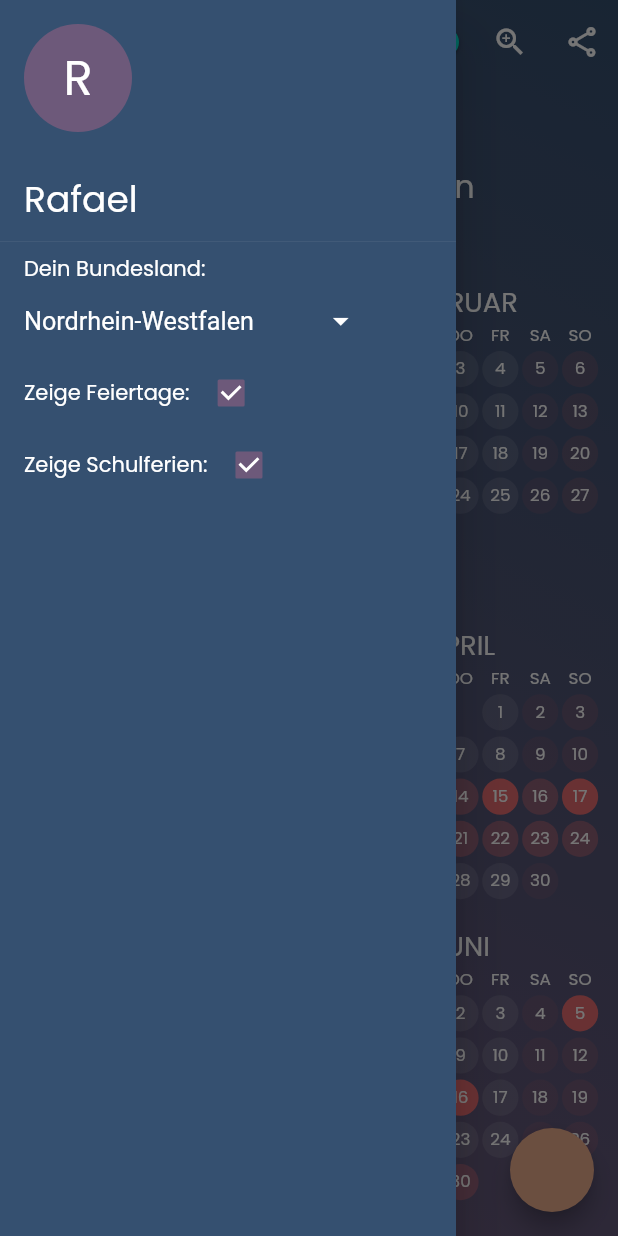
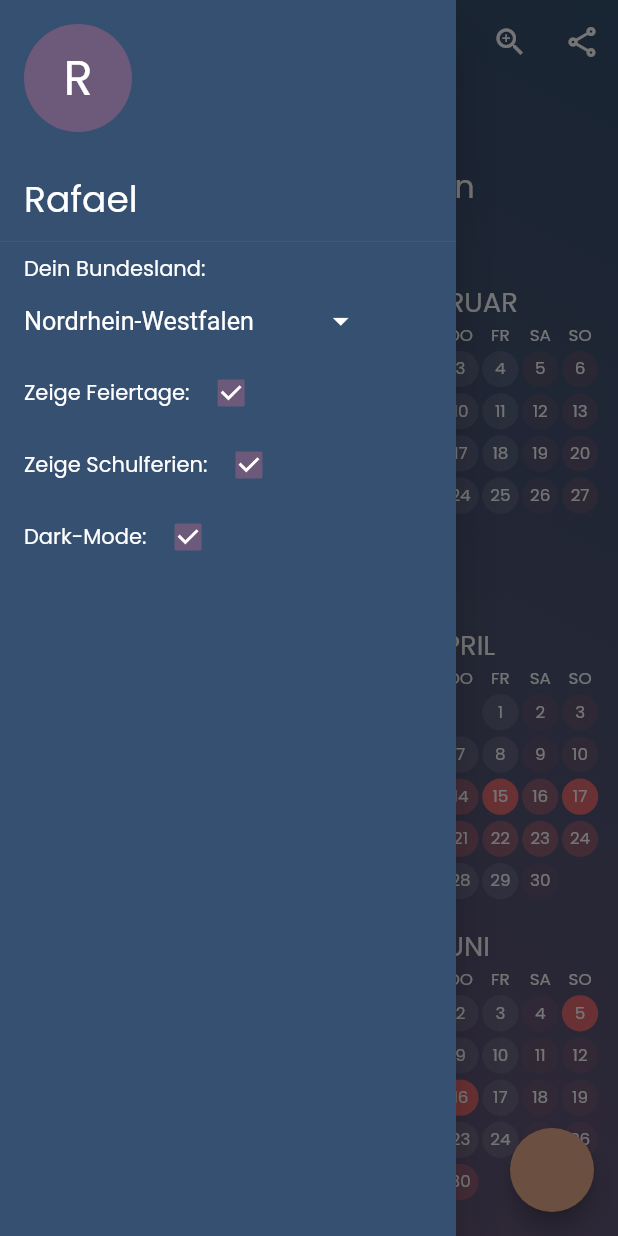
Before and after one commit to RootITUp/vacationplanner, a Flutter app: the screen it shows after launch, with the side drawer open, on a phone screen of 412 x 824 dp. Run offline on Flutter 3.47's test engine with Material 2 defaults, Android fonts, the phone set to English and light mode, and no system bars; our stand-ins replace equatable, flutter_bloc; missing offline and left inert: global_configuration.

Commit message:
[~] changed position of theme switch checkbox

```diff
--- a/lib/main.dart
+++ b/lib/main.dart
@@ -93,7 +93,7 @@ class _MyHomePageState extends State<MyHomePage> {
   int restPaidLeaveDays = 0;
 
   final _formKey = GlobalKey<FormState>();
-  GlobalKey<ScaffoldState> _scaffoldKey = GlobalKey<ScaffoldState>();
+  final GlobalKey<ScaffoldState> _scaffoldKey = GlobalKey<ScaffoldState>();
 
   @override
   Widget build(BuildContext context) {
@@ -107,21 +107,21 @@ class _MyHomePageState extends State<MyHomePage> {
                 colors: [
                   (Provider.of<ThemeProvider>(context).themeMode ==
                           ThemeMode.dark)
-                      ? Color(0xFF355070)
+                      ? const Color(0xFF355070)
                       : Colors.white,
                   (Provider.of<ThemeProvider>(context).themeMode ==
                           ThemeMode.dark)
-                      ? Color(0xFF6d597a)
+                      ? const Color(0xFF6d597a)
                       : Colors.white,
                 ],
-                begin: FractionalOffset(1.0, 0.0),
-                end: FractionalOffset(0.0, 1.0),
+                begin: const FractionalOffset(1.0, 0.0),
+                end: const FractionalOffset(0.0, 1.0),
               ),
             ),
             child: Scaffold(
               key: _scaffoldKey,
               floatingActionButton: FloatingActionButton(
-                backgroundColor: Color(0xffeaac8b),
+                backgroundColor: const Color(0xffeaac8b),
                 onPressed: () {
                   setState(() {});
                   showDialog(
@@ -131,7 +131,7 @@ class _MyHomePageState extends State<MyHomePage> {
                         backgroundColor:
                             (Provider.of<ThemeProvider>(context).themeMode ==
                                     ThemeMode.dark)
-                                ? Color(0xffeaac8b)
+                                ? const Color(0xffeaac8b)
                                 : Colors.white,
                         title: const Text("Konfiguration"),
                         children: [
@@ -146,7 +146,7 @@ class _MyHomePageState extends State<MyHomePage> {
                                       child: Padding(
                                         padding: const EdgeInsets.all(16),
                                         child: TextFormField(
-                                          cursorColor: Color(0xFF6d597a),
+                                          cursorColor: const Color(0xFF6d597a),
                                           initialValue: GlobalConfiguration()
                                               .getValue("maxLeaveDays")
                                               .toString(),
@@ -159,7 +159,7 @@ class _MyHomePageState extends State<MyHomePage> {
                                           },
                                           decoration: const InputDecoration(
                                             border: OutlineInputBorder(
-                                                borderSide: const BorderSide(
+                                                borderSide: BorderSide(
                                               color: Color(0xFF6d597a),
                                             )),
                                             enabledBorder: OutlineInputBorder(
@@ -195,7 +195,7 @@ class _MyHomePageState extends State<MyHomePage> {
                                           initialValue: 0.toString(),
                                           decoration: const InputDecoration(
                                             border: OutlineInputBorder(
-                                                borderSide: const BorderSide(
+                                                borderSide: BorderSide(
                                               color: Color(0xFF6d597a),
                                             )),
                                             enabledBorder: OutlineInputBorder(
@@ -234,7 +234,7 @@ class _MyHomePageState extends State<MyHomePage> {
                                     alignment: Alignment.bottomRight,
                                     child: ElevatedButton(
                                       style: ElevatedButton.styleFrom(
-                                          primary: Color(0xFF6d597a)),
+                                          primary: const Color(0xFF6d597a)),
                                       onPressed: () {
                                         Navigator.pop(context);
                                         final form = _formKey.currentState;
@@ -274,13 +274,13 @@ class _MyHomePageState extends State<MyHomePage> {
                 backgroundColor:
                     (Provider.of<ThemeProvider>(context).themeMode ==
                             ThemeMode.dark)
-                        ? Color(0xFF355070)
+                        ? const Color(0xFF355070)
                         : Colors.white,
                 child: ListView(
                   padding: EdgeInsets.zero,
                   children: [
                     UserAccountsDrawerHeader(
-                      currentAccountPicture: CircleAvatar(
+                      currentAccountPicture: const CircleAvatar(
                         backgroundColor: Color(0xFF6d597a),
                         child: Text(
                           "R",
@@ -304,7 +304,7 @@ class _MyHomePageState extends State<MyHomePage> {
                       decoration: BoxDecoration(
                         color: (Provider.of<ThemeProvider>(context).themeMode ==
                                 ThemeMode.dark)
-                            ? Color(0xFF355070)
+                            ? const Color(0xFF355070)
                             : Colors.white,
                       ),
                     ),
@@ -330,7 +330,7 @@ class _MyHomePageState extends State<MyHomePage> {
                                     (Provider.of<ThemeProvider>(context)
                                                 .themeMode ==
                                             ThemeMode.dark)
-                                        ? Color(0xFF6d597a)
+                                        ? const Color(0xFF6d597a)
                                         : Colors.white,
                                 style: TextStyle(
                                   color: (Provider.of<ThemeProvider>(context)
@@ -399,6 +399,10 @@ class _MyHomePageState extends State<MyHomePage> {
                         ],
                       ),
                     ),
+                    const Padding(
+                      padding: EdgeInsets.only(left: 16.0),
+                      child: ChangeThemeButtonWidget(),
+                    ),
                   ],
                 ),
               ),
@@ -422,7 +426,6 @@ class _MyHomePageState extends State<MyHomePage> {
                             ? Colors.white
                             : Colors.black),
                     actions: [
-                      ChangeThemeButtonWidget(),
                       IconButton(
                           onPressed: () {
                             setState(() {
@@ -430,10 +433,10 @@ class _MyHomePageState extends State<MyHomePage> {
                             });
                           },
                           icon: (isZoomedIn)
-                              ? Icon(
+                              ? const Icon(
                                   Icons.zoom_out_outlined,
                                 )
-                              : Icon(
+                              : const Icon(
                                   Icons.zoom_in_outlined,
                                 )),
                       IconButton(
@@ -449,7 +452,7 @@ class _MyHomePageState extends State<MyHomePage> {
                     expandedHeight: 180,
                     //floating: true,
                     primary: true,
-                    shape: RoundedRectangleBorder(
+                    shape: const RoundedRectangleBorder(
                         borderRadius: BorderRadius.only(
                             bottomLeft: Radius.circular(16),
                             bottomRight: Radius.circular(16))),
--- a/lib/theme_provider.dart
+++ b/lib/theme_provider.dart
@@ -4,6 +4,7 @@ class ThemeProvider extends ChangeNotifier {
   ThemeMode themeMode = ThemeMode.dark;
 
   bool get isDarkMode => themeMode == ThemeMode.dark;
+  bool get isLightMode => themeMode == ThemeMode.light;
 
   void toggleTheme(bool isOn) {
     themeMode = isOn ? ThemeMode.dark : ThemeMode.light;
--- a/lib/widgets/change_theme_button.dart
+++ b/lib/widgets/change_theme_button.dart
@@ -9,12 +9,19 @@ class ChangeThemeButtonWidget extends StatelessWidget {
   Widget build(BuildContext context) {
     final themeProvider = Provider.of<ThemeProvider>(context);
 
-    return Switch.adaptive(
-      value: themeProvider.isDarkMode,
-      onChanged: (value) {
-        final provider = Provider.of<ThemeProvider>(context, listen: false);
-        provider.toggleTheme(value);
-      },
+    return Row(
+      children: [
+        const Align(
+            alignment: Alignment.centerLeft, child: Text("Dark-Mode: ")),
+        Checkbox(
+          value: (themeProvider.isDarkMode) ? true : false,
+          onChanged: (value) {
+            final provider = Provider.of<ThemeProvider>(context, listen: false);
+            provider.toggleTheme(value!);
+            print("test");
+          },
+        ),
+      ],
     );
   }
 }
```
Also changed, not shown: 1 other file.
